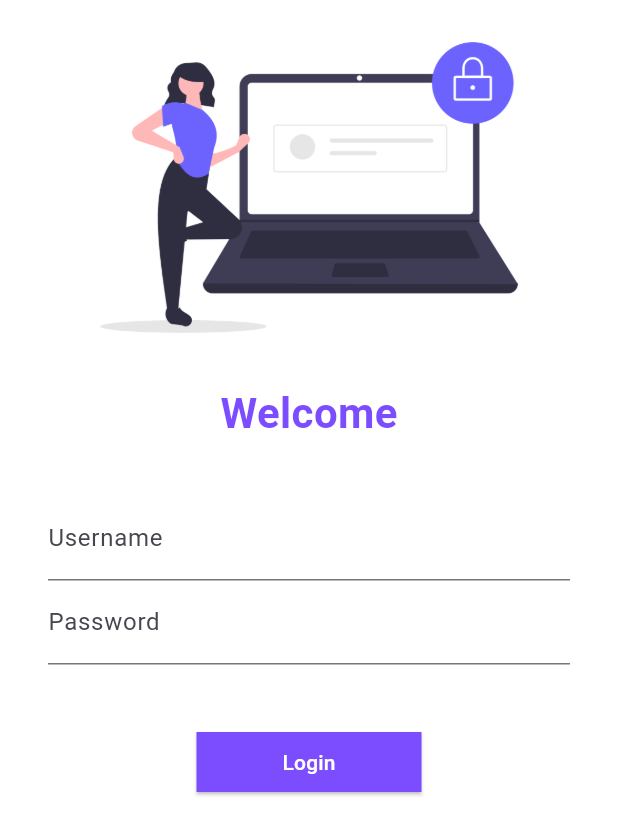
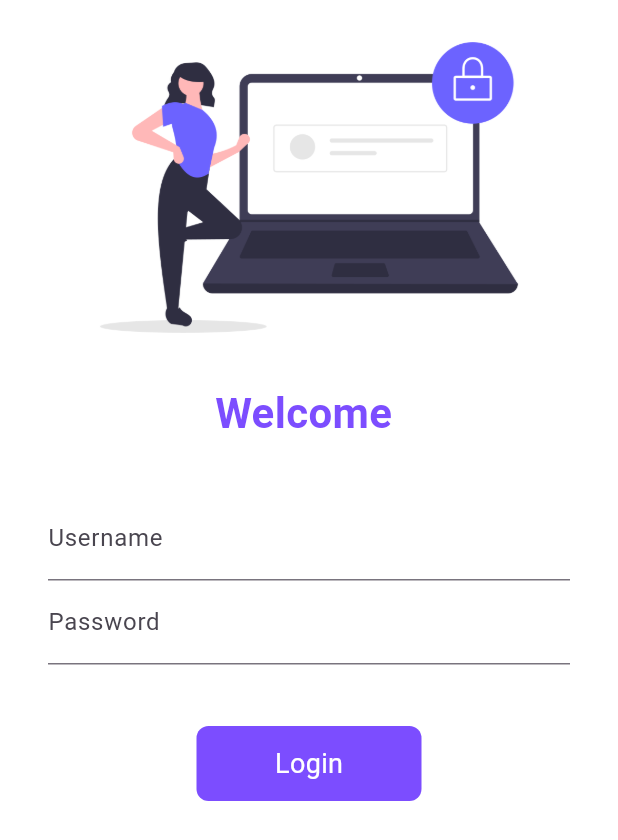
Before and after one commit to TecnoGuy77/FlutterMastery, a Flutter app: the screen it shows after launch, on a phone screen of 412 x 824 dp. Shown: the top 840 px of the screen. Run offline on Flutter 3.47's test engine with Material 3 defaults, Android fonts, the phone set to English and light mode, and no system bars; our stand-ins replace google_fonts.

Commit message:
Day-2 Completed

```diff
--- a/lib/pages/login_page.dart
+++ b/lib/pages/login_page.dart
@@ -1,10 +1,18 @@
-import 'package:flutter/foundation.dart';
 import 'package:flutter/material.dart';
+// ignore: unused_import
 import 'package:fluttermastery/utils/routes.dart';
 
-class LoginPage extends StatelessWidget {
+class LoginPage extends StatefulWidget {
   const LoginPage({super.key});
 
+  @override
+  State<LoginPage> createState() => _LoginPageState();
+}
+
+String name = "";
+bool changeButton = false;
+
+class _LoginPageState extends State<LoginPage> {
   @override
   Widget build(BuildContext context) {
     return Material(
@@ -19,9 +27,9 @@
               const SizedBox(
                 height: 5,
               ),
-              const Text(
-                "Welcome",
-                style: TextStyle(
+              Text(
+                "Welcome $name",
+                style: const TextStyle(
                     fontSize: 28,
                     fontWeight: FontWeight.bold,
                     color: Colors.deepPurpleAccent),
@@ -36,6 +44,11 @@
                   children: [
                     //Username
                     TextFormField(
+                      onChanged: (value) {
+                        name = value;
+
+                        setState(() {});
+                      },
                       decoration: const InputDecoration(
                           hintText: "Enter Username", labelText: "Username"),
                     ),
@@ -51,21 +64,55 @@
               ),
               const SizedBox(height: 25),
 
+              InkWell(
+                focusColor: Colors.white,
+                splashColor: Colors.white,
+                autofocus: true,
+                onTap: () async {
+                  setState(() {
+                    changeButton = true;
+                  });
+                  await Future.delayed(const Duration(seconds: 1));
+                  // ignore: use_build_context_synchronously
+                  Navigator.pushNamed(context, MyRoutes.homeRoute);
+                },
+                child: AnimatedContainer(
+                  duration: const Duration(seconds: 1),
+                  decoration: BoxDecoration(
+                    color: Colors.deepPurpleAccent,
+                    borderRadius: changeButton
+                        ? BorderRadius.circular(30)
+                        : BorderRadius.circular(8),
+                  ),
+                  width: changeButton ? 50 : 150,
+                  height: 50,
+                  alignment: Alignment.center,
+                  child: changeButton
+                      ? const Icon(
+                          Icons.done,
+                          color: Colors.white,
+                        )
+                      : const Text(
+                          "Login",
+                          style: TextStyle(color: Colors.white, fontSize: 18),
+                        ),
+                ),
+              ),
               //Login Button
-              ElevatedButton(
-                style: TextButton.styleFrom(
-                  shape: LinearBorder.none,
-                  foregroundColor: Colors.white,
-                  backgroundColor: Colors.deepPurpleAccent,
-                  minimumSize: const Size(150, 40),
-                ),
-                onPressed: () {
-                  if (kDebugMode) {
-                    Navigator.popAndPushNamed(context, MyRoutes.homeRoute);
-                  }
-                },
-                child: const Text("Login"),
-              ),
+
+              // ElevatedButton(
+              //   style: TextButton.styleFrom(
+              //     shape: const RoundedRectangleBorder(
+              //         borderRadius: BorderRadius.all(Radius.circular(2.5))),
+              //     foregroundColor: Colors.white,
+              //     backgroundColor: Colors.deepPurpleAccent,
+              //     minimumSize: const Size(150, 40),
+              //   ),
+              //   onPressed: () {
+              //     Navigator.popAndPushNamed(context, MyRoutes.homeRoute);
+              //   },
+              //   child: const Text("Login"),
+              // ),
             ],
           ),
         ));
```
